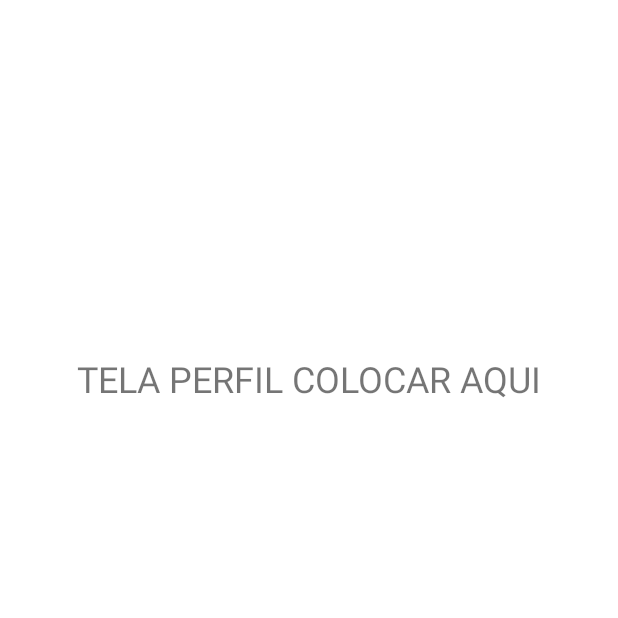
After one commit to 2024-1-NADS3/Projeto2, an Android app: the PerfilActivity screen opened directly, with no data from a screen before it, on a phone screen of 412 x 824 dp, the top half of it. The commit adds this screen. Run offline under Robolectric (Android 15) with nearby library versions, the phone set to English and light mode, and no system bars.

Commit message:
Commit - TelaLogin-TelaCadastro-conexaoServidor

```diff
--- a/Telas/app/build.gradle
+++ b/Telas/app/build.gradle
@@ -39,6 +39,10 @@ dependencies {
     implementation 'com.google.android.material:material:1.11.0'
     implementation 'androidx.constraintlayout:constraintlayout:2.1.4'
     implementation 'com.github.denzcoskun:ImageSlideshow:0.1.2'
+    implementation 'com.squareup.okhttp3:okhttp:4.9.0'
+    implementation 'androidx.annotation:annotation:1.3.0'
+    implementation 'androidx.lifecycle:lifecycle-livedata-ktx:2.4.1'
+    implementation 'androidx.lifecycle:lifecycle-viewmodel-ktx:2.4.1'
     testImplementation 'junit:junit:4.13.2'
     androidTestImplementation 'androidx.test.ext:junit:1.1.5'
     androidTestImplementation 'androidx.test.espresso:espresso-core:3.5.1'
--- /dev/null
+++ b/Telas/app/src/main/java/com/example/telas_iniciais/PerfilActivity.java
@@ -0,0 +1,14 @@
+package com.example.telas_iniciais;
+
+import androidx.appcompat.app.AppCompatActivity;
+
+import android.os.Bundle;
+
+public class PerfilActivity extends AppCompatActivity {
+
+    @Override
+    protected void onCreate(Bundle savedInstanceState) {
+        super.onCreate(savedInstanceState);
+        setContentView(R.layout.activity_perfil);
+    }
+}
--- /dev/null
+++ b/Telas/app/src/main/res/layout/activity_perfil.xml
@@ -0,0 +1,19 @@
+<?xml version="1.0" encoding="utf-8"?>
+<androidx.constraintlayout.widget.ConstraintLayout xmlns:android="http://schemas.android.com/apk/res/android"
+    xmlns:app="http://schemas.android.com/apk/res-auto"
+    xmlns:tools="http://schemas.android.com/tools"
+    android:layout_width="match_parent"
+    android:layout_height="match_parent"
+    tools:context=".PerfilActivity">
+
+    <TextView
+        android:id="@+id/textView13"
+        android:layout_width="wrap_content"
+        android:layout_height="wrap_content"
+        android:layout_marginTop="236dp"
+        android:text="TELA PERFIL COLOCAR AQUI"
+        android:textSize="24sp"
+        app:layout_constraintEnd_toEndOf="parent"
+        app:layout_constraintStart_toStartOf="parent"
+        app:layout_constraintTop_toTopOf="parent" />
+</androidx.constraintlayout.widget.ConstraintLayout>
```
Also changed, not shown: Telas/app/src/main/AndroidManifest.xml (+7 -0 lines), Telas/app/src/main/java/com/example/telas_iniciais/CadastroActivity.java (+48 -9 lines), Telas/app/src/main/java/com/example/telas_iniciais/LoginActivity.java (+91 -0 lines), Telas/app/src/main/res/layout/activity_login.xml (+5 -4 lines), Telas/app/src/main/java/com/example/telas_iniciais/Usuario.java (line endings or trailing spaces).
